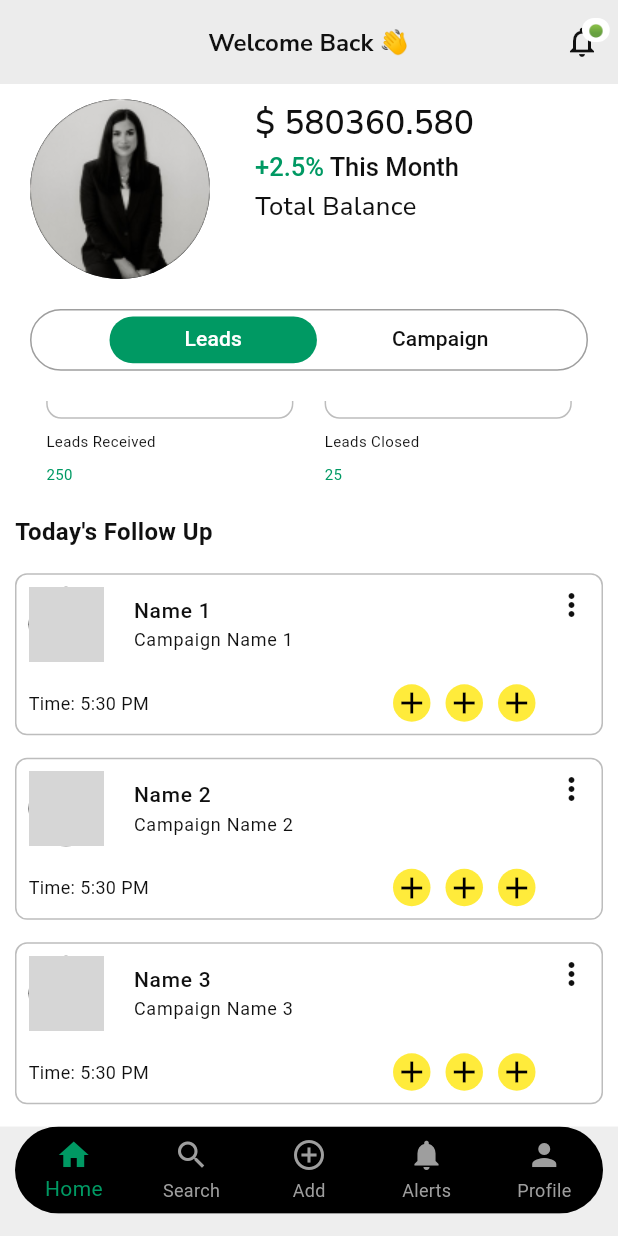
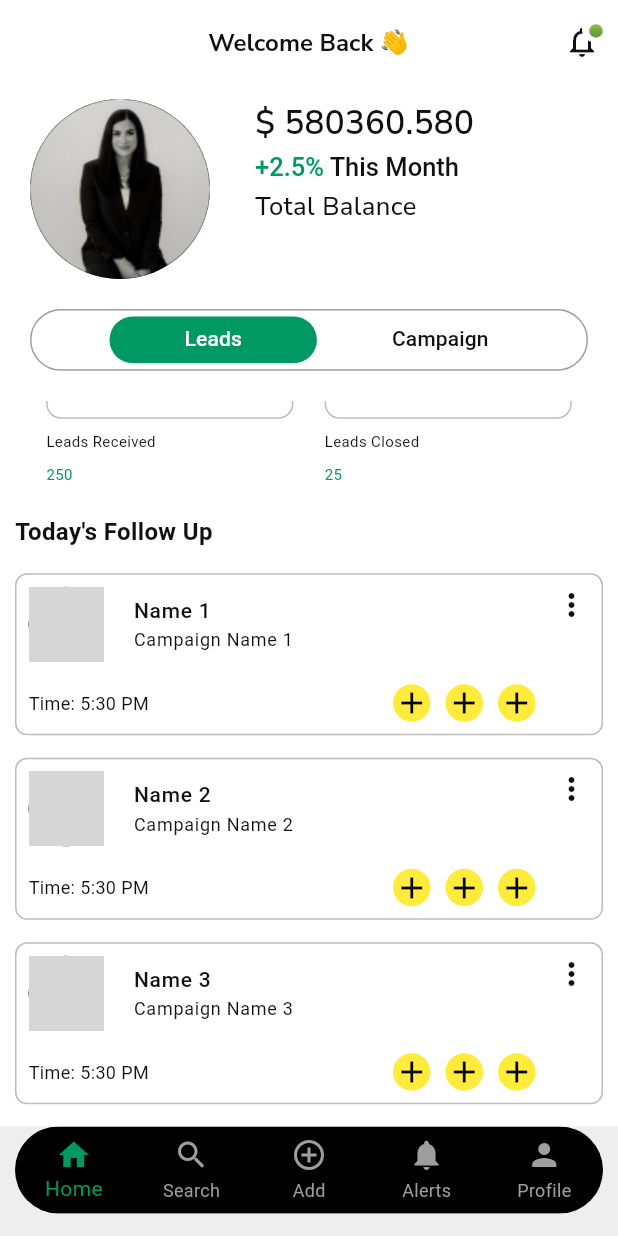
Before and after one commit to NiteshWarik23/crm_mobile_app, a Flutter app: the screen it shows after launch, scrolled down 443 dp, on a phone screen of 412 x 824 dp. Run offline on Flutter 3.47's test engine with Material 3 defaults, Android fonts, the phone set to English and light mode, and no system bars; our stand-ins replace dio, equatable, flutter_bloc, google_fonts; network calls fail; grey boxes are pictures that could not be loaded.

Commit message:
"Nitesh - Surface tint color added"

```diff
--- a/lib/core/utils/app_colors.dart
+++ b/lib/core/utils/app_colors.dart
@@ -21,6 +21,7 @@ abstract final class AppColors {
     onSecondary: AppColors.white1,
     surface: Colors.white,
     onSurface: AppColors.black1,
+    surfaceTint: Colors.transparent,
     error: Colors.white,
     onError: Colors.red,
   );
@@ -33,6 +34,7 @@ abstract final class AppColors {
     onSecondary: AppColors.black1,
     surface: AppColors.black1,
     onSurface: Colors.white,
+    surfaceTint: Colors.transparent,
     error: Colors.black,
     onError: AppColors.red1,
   );
--- a/lib/modules/dashboard/presentation/view/dashboard_header_view.dart
+++ b/lib/modules/dashboard/presentation/view/dashboard_header_view.dart
@@ -34,6 +34,7 @@ class _DashboardHeaderState extends State<DashboardHeader>
   Widget build(BuildContext context) {
     return Scaffold(
       appBar: AppBar(
+        surfaceTintColor: Colors.transparent,
         title: Text(
           'Welcome Back 👋',
           style:
```
